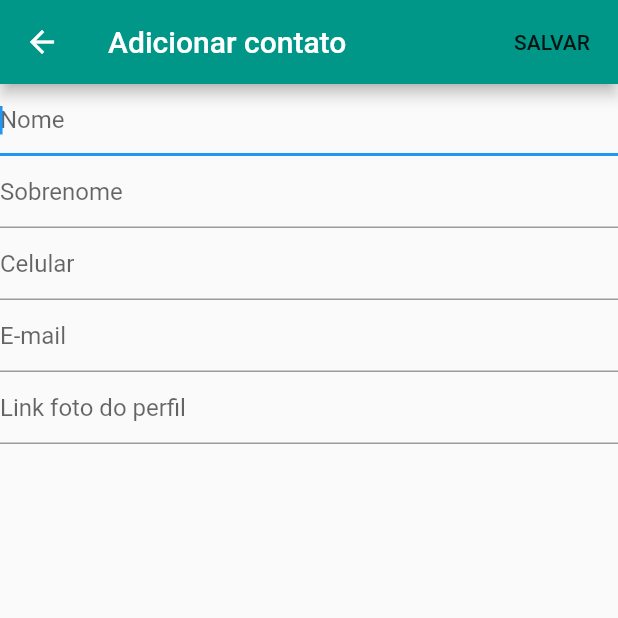
After one commit to JosimarFDias/contatosFlutter, a Flutter app: the AddContato screen opened directly, on a phone screen of 412 x 824 dp, the top half of it. The commit adds this screen. Run offline on Flutter 3.47's test engine with Material 2 defaults, Android fonts, the phone set to English and light mode, and no system bars; our stand-ins replace cloud_firestore; accounts and stored records are empty.

Commit message:
Ajustes no cadastro de novo contato

```diff
--- /dev/null
+++ b/lib/contatos-add.dart
@@ -0,0 +1,90 @@
+import 'package:flutter/material.dart';
+import 'package:cloud_firestore/cloud_firestore.dart';
+
+class AddContato extends StatelessWidget {
+  String nome;
+  String sobrenome;
+  String celular;
+  String email;
+  String fotoPerfil;
+  DocumentReference reference;
+
+  _saveContato(BuildContext context){
+    Map<String, dynamic> dadosContato = new Map<String, dynamic>();
+    dadosContato["nome"] = this.nome;
+    dadosContato["sobrenome"] = this.sobrenome;
+    dadosContato["celular"] = this.celular;
+    dadosContato["email"] = this.email;
+    dadosContato["fotoPerfil"] = this.fotoPerfil;
+
+    Firestore.instance.collection('contatos').add(dadosContato);
+    print("instance created");
+    Navigator.pop(context);
+  }
+
+  @override
+  Widget build(BuildContext context) {
+    return Scaffold(
+      appBar: AppBar(
+        title: new Text("Adicionar contato"),
+        actions: <Widget>[
+          new FlatButton(
+            onPressed: () {_saveContato(context);},
+            child:(
+              new Text('SALVAR')
+            )
+          )
+        ]
+      ),
+      body: new ListView(
+        children: <Widget>[
+          new TextField(
+            autocorrect: false,
+            autofocus: true,
+            keyboardType: TextInputType.text,
+            decoration: InputDecoration(hintText: 'Nome'),
+            onChanged: (value) {
+              this.nome = value;
+            },
+          ),
+          new TextField(
+            autocorrect: false,
+            autofocus: false,
+            keyboardType: TextInputType.text,
+            decoration: InputDecoration(hintText: 'Sobrenome'),
+            onChanged: (value) {
+              this.sobrenome = value;
+            },
+          ),
+          new TextField(
+            autocorrect: false,
+            autofocus: false,
+            keyboardType: TextInputType.phone,
+            decoration: InputDecoration(hintText: 'Celular'),
+            onChanged: (value) {
+              this.celular = value;
+            },
+          ),
+          new TextField(
+            autocorrect: false,
+            autofocus: false,
+            keyboardType: TextInputType.emailAddress,
+            decoration: InputDecoration(hintText: 'E-mail'),
+            onChanged: (value) {
+              this.email = value;
+            },
+          ),
+          new TextField(
+            autocorrect: false,
+            autofocus: false,
+            keyboardType: TextInputType.text,
+            decoration: InputDecoration(hintText: 'Link foto do perfil'),
+            onChanged: (value) {
+              this.fotoPerfil = value;
+            },
+          )
+        ],
+      ),
+    );
+  }
+}
--- a/pubspec.yaml
+++ b/pubspec.yaml
@@ -24,6 +24,8 @@ dev_dependencies:
   flutter_test:
     sdk: flutter
   cloud_firestore: ^0.8.2+3
+  material_search: ^0.2.8
+  json_serializable: ^2.0.0
 
 # For information on the generic Dart part of this file, see the
 # following page: https://www.dartlang.org/tools/pub/pubspec
```
Also changed, not shown: lib/main.dart (+16 -3 lines).
